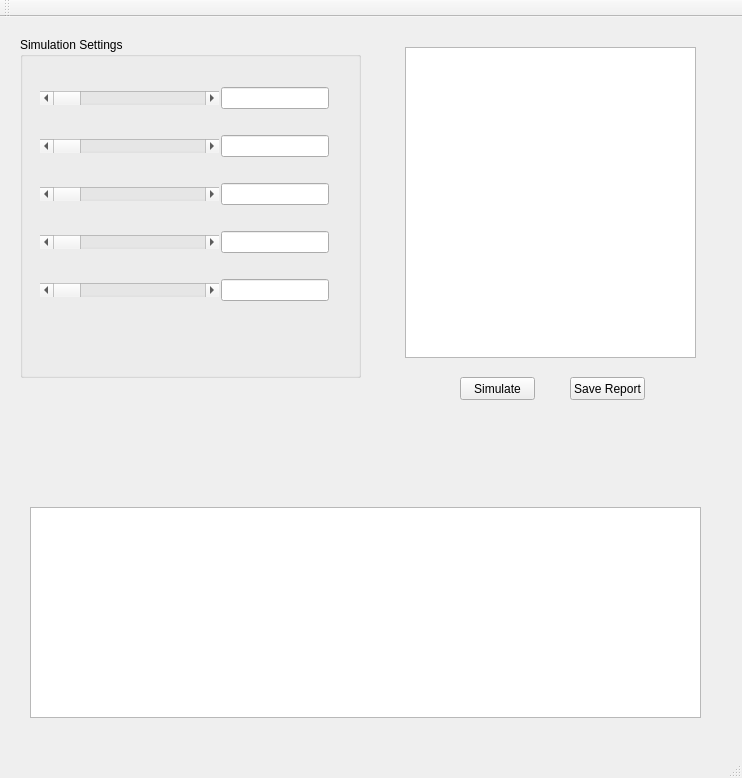
Old version of the form CrowdAnalysys/mainwindow.ui in the repository AlexanderJHill/Software-Engineering.
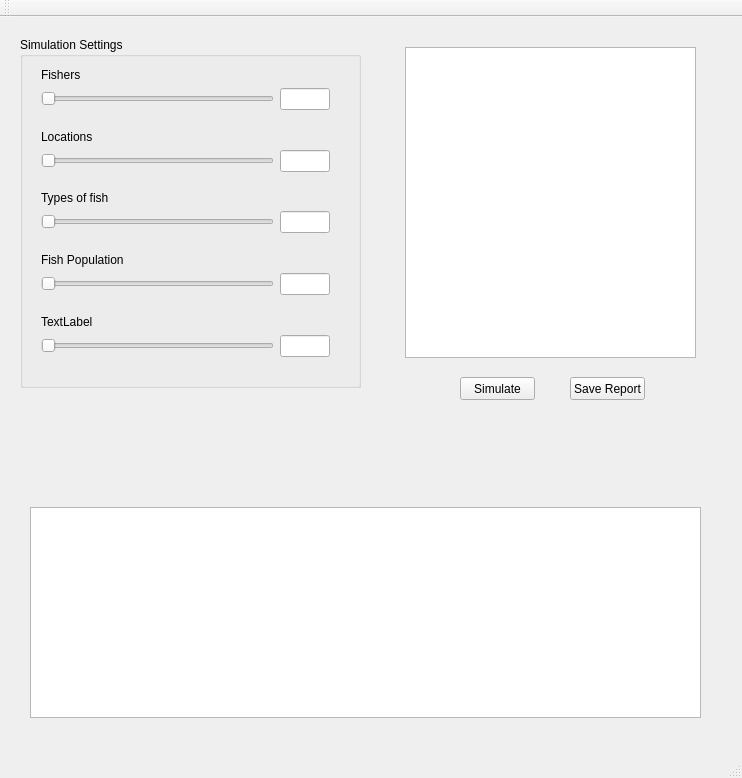
New version of the form.

Commit message: Rearranged GUI Layout

The edit to the form file:
```diff
--- a/CrowdAnalysys/mainwindow.ui
+++ b/CrowdAnalysys/mainwindow.ui
@@ -30,7 +30,7 @@
       <x>20</x>
       <y>20</y>
       <width>341</width>
-      <height>341</height>
+      <height>351</height>
      </rect>
     </property>
     <property name="title">
@@ -39,104 +39,223 @@
     <widget class="QWidget" name="gridLayoutWidget">
      <property name="geometry">
       <rect>
-       <x>9</x>
-       <y>19</y>
+       <x>10</x>
+       <y>20</y>
        <width>311</width>
-       <height>281</height>
+       <height>311</height>
       </rect>
      </property>
-     <layout class="QGridLayout" name="gridLayout">
-      <property name="sizeConstraint">
-       <enum>QLayout::SetDefaultConstraint</enum>
-      </property>
-      <property name="horizontalSpacing">
-       <number>2</number>
-      </property>
-      <item row="2" column="0">
-       <widget class="QScrollBar" name="horizontalScrollBar_4">
-        <property name="orientation">
-         <enum>Qt::Horizontal</enum>
+     <layout class="QVBoxLayout" name="verticalLayout">
+      <item>
+       <widget class="QLabel" name="label">
+        <property name="text">
+         <string>Fishers</string>
         </property>
        </widget>
       </item>
-      <item row="3" column="0">
-       <widget class="QScrollBar" name="horizontalScrollBar_3">
-        <property name="orientation">
-         <enum>Qt::Horizontal</enum>
-        </property>
-       </widget>
+      <item>
+       <layout class="QHBoxLayout" name="horizontalLayout">
+        <item>
+         <widget class="QSlider" name="horizontalSlider_3">
+          <property name="orientation">
+           <enum>Qt::Horizontal</enum>
+          </property>
+         </widget>
+        </item>
+        <item>
+         <widget class="QLineEdit" name="lineEdit_2">
+          <property name="sizePolicy">
+           <sizepolicy hsizetype="Fixed" vsizetype="Fixed">
+            <horstretch>0</horstretch>
+            <verstretch>0</verstretch>
+           </sizepolicy>
+          </property>
+          <property name="maximumSize">
+           <size>
+            <width>50</width>
+            <height>16777215</height>
+           </size>
+          </property>
+         </widget>
+        </item>
+       </layout>
       </item>
-      <item row="1" column="0">
-       <widget class="QScrollBar" name="horizontalScrollBar_5">
+      <item>
+       <spacer name="verticalSpacer_2">
         <property name="orientation">
-         <enum>Qt::Horizontal</enum>
+         <enum>Qt::Vertical</enum>
         </property>
-       </widget>
+        <property name="sizeHint" stdset="0">
+         <size>
+          <width>20</width>
+          <height>40</height>
+         </size>
+        </property>
+       </spacer>
       </item>
-      <item row="0" column="0">
-       <widget class="QScrollBar" name="horizontalScrollBar">
-        <property name="orientation">
-         <enum>Qt::Horizontal</enum>
+      <item>
+       <widget class="QLabel" name="label_2">
+        <property name="text">
+         <string>Locations</string>
         </property>
        </widget>
       </item>
-      <item row="4" column="0">
-       <widget class="QScrollBar" name="horizontalScrollBar_2">
+      <item>
+       <layout class="QHBoxLayout" name="horizontalLayout_2">
+        <item>
+         <widget class="QSlider" name="horizontalSlider_2">
+          <property name="orientation">
+           <enum>Qt::Horizontal</enum>
+          </property>
+         </widget>
+        </item>
+        <item>
+         <widget class="QLineEdit" name="lineEdit_5">
+          <property name="sizePolicy">
+           <sizepolicy hsizetype="Fixed" vsizetype="Fixed">
+            <horstretch>0</horstretch>
+            <verstretch>0</verstretch>
+           </sizepolicy>
+          </property>
+          <property name="maximumSize">
+           <size>
+            <width>50</width>
+            <height>16777215</height>
+           </size>
+          </property>
+         </widget>
+        </item>
+       </layout>
+      </item>
+      <item>
+       <spacer name="verticalSpacer">
         <property name="orientation">
-         <enum>Qt::Horizontal</enum>
+         <enum>Qt::Vertical</enum>
         </property>
-       </widget>
+        <property name="sizeHint" stdset="0">
+         <size>
+          <width>20</width>
+          <height>40</height>
+         </size>
+        </property>
+       </spacer>
       </item>
-      <item row="0" column="1">
-       <widget class="QLineEdit" name="lineEdit">
-        <property name="sizePolicy">
-         <sizepolicy hsizetype="Fixed" vsizetype="Fixed">
-          <horstretch>0</horstretch>
-          <verstretch>0</verstretch>
-         </sizepolicy>
+      <item>
+       <widget class="QLabel" name="label_3">
+        <property name="text">
+         <string>Types of fish</string>
         </property>
        </widget>
       </item>
-      <item row="1" column="1">
-       <widget class="QLineEdit" name="lineEdit_2">
-        <property name="sizePolicy">
-         <sizepolicy hsizetype="Fixed" vsizetype="Fixed">
-          <horstretch>0</horstretch>
-          <verstretch>0</verstretch>
-         </sizepolicy>
+      <item>
+       <layout class="QHBoxLayout" name="horizontalLayout_3">
+        <item>
+         <widget class="QSlider" name="horizontalSlider">
+          <property name="orientation">
+           <enum>Qt::Horizontal</enum>
+          </property>
+         </widget>
+        </item>
+        <item>
+         <widget class="QLineEdit" name="lineEdit">
+          <property name="sizePolicy">
+           <sizepolicy hsizetype="Fixed" vsizetype="Fixed">
+            <horstretch>0</horstretch>
+            <verstretch>0</verstretch>
+           </sizepolicy>
+          </property>
+          <property name="maximumSize">
+           <size>
+            <width>50</width>
+            <height>16777215</height>
+           </size>
+          </property>
+         </widget>
+        </item>
+       </layout>
+      </item>
+      <item>
+       <spacer name="verticalSpacer_3">
+        <property name="orientation">
+         <enum>Qt::Vertical</enum>
         </property>
-       </widget>
+        <property name="sizeHint" stdset="0">
+         <size>
+          <width>20</width>
+          <height>40</height>
+         </size>
+        </property>
+       </spacer>
       </item>
-      <item row="2" column="1">
-       <widget class="QLineEdit" name="lineEdit_3">
-        <property name="sizePolicy">
-         <sizepolicy hsizetype="Fixed" vsizetype="Fixed">
-          <horstretch>0</horstretch>
-          <verstretch>0</verstretch>
-         </sizepolicy>
+      <item>
+       <widget class="QLabel" name="label_4">
+        <property name="text">
+         <string>Fish Population</string>
         </property>
        </widget>
       </item>
-      <item row="3" column="1">
-       <widget class="QLineEdit" name="lineEdit_4">
-        <property name="sizePolicy">
-         <sizepolicy hsizetype="Fixed" vsizetype="Fixed">
-          <horstretch>0</horstretch>
-          <verstretch>0</verstretch>
-         </sizepolicy>
+      <item>
+       <layout class="QHBoxLayout" name="horizontalLayout_4">
+        <item>
+         <widget class="QSlider" name="horizontalSlider_4">
+          <property name="orientation">
+           <enum>Qt::Horizontal</enum>
+          </property>
+         </widget>
+        </item>
+        <item>
+         <widget class="QLineEdit" name="lineEdit_3">
+          <property name="maximumSize">
+           <size>
+            <width>50</width>
+            <height>16777215</height>
+           </size>
+          </property>
+         </widget>
+        </item>
+       </layout>
+      </item>
+      <item>
+       <spacer name="verticalSpacer_4">
+        <property name="orientation">
+         <enum>Qt::Vertical</enum>
         </property>
-       </widget>
+        <property name="sizeHint" stdset="0">
+         <size>
+          <width>20</width>
+          <height>40</height>
+         </size>
+        </property>
+       </spacer>
       </item>
-      <item row="4" column="1">
-       <widget class="QLineEdit" name="lineEdit_5">
-        <property name="sizePolicy">
-         <sizepolicy hsizetype="Fixed" vsizetype="Fixed">
-          <horstretch>0</horstretch>
-          <verstretch>0</verstretch>
-         </sizepolicy>
+      <item>
+       <widget class="QLabel" name="label_5">
+        <property name="text">
+         <string>TextLabel</string>
         </property>
        </widget>
       </item>
+      <item>
+       <layout class="QHBoxLayout" name="horizontalLayout_5">
+        <item>
+         <widget class="QSlider" name="horizontalSlider_5">
+          <property name="orientation">
+           <enum>Qt::Horizontal</enum>
+          </property>
+         </widget>
+        </item>
+        <item>
+         <widget class="QLineEdit" name="lineEdit_4">
+          <property name="maximumSize">
+           <size>
+            <width>50</width>
+            <height>16777215</height>
+           </size>
+          </property>
+         </widget>
+        </item>
+       </layout>
+      </item>
      </layout>
     </widget>
    </widget>
```
Left out of the diff: 2 changed lines with no effect on the pictures. The commit also changes 5 other files.
